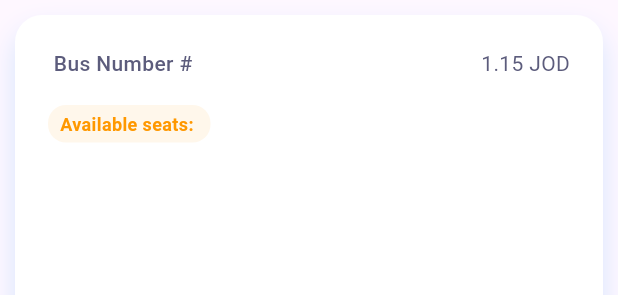
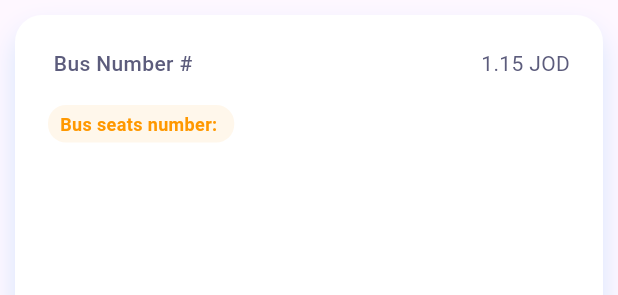
Before and after one commit to sallyymq/TicketEasy_, a Flutter app: the UserHpCards widget shown alone on an empty page, opened directly with empty values, on a phone screen of 412 x 824 dp. Shown: the top 295 px of the screen. Run offline on Flutter 3.47's test engine with Material 3 defaults, Android fonts, the light colour scheme and no system bars; our stand-ins replace animated_splash_screen, cloud_firestore, dio, firebase_auth, firebase_core, google_sign_in and 8 more; missing offline and left inert: dart:html, dart:js_util, flutter_stripe; accounts and stored records are empty.

Commit message:
Update u_homepage_card.dart

```diff
--- a/lib/u_homepage_card.dart
+++ b/lib/u_homepage_card.dart
@@ -63,7 +63,7 @@ class UserHpCards extends StatelessWidget {
                   borderRadius: BorderRadius.circular(12),
                 ),
                 child: Text(
-                  "Available seats: ${card.Complex}",
+                  "Bus seats number: ${card.Complex}",
                   style: const TextStyle(
                     fontWeight: FontWeight.bold,
                     fontSize: 12,
@@ -71,7 +71,7 @@ class UserHpCards extends StatelessWidget {
                   ),
                 ),
               ),
-              SizedBox(width: 70), // Added space between the two Text widgets
+              SizedBox(width: 80), // Added space between the two Text widgets
               Text(
                 card.Status,
                 style: TextStyle(
```
